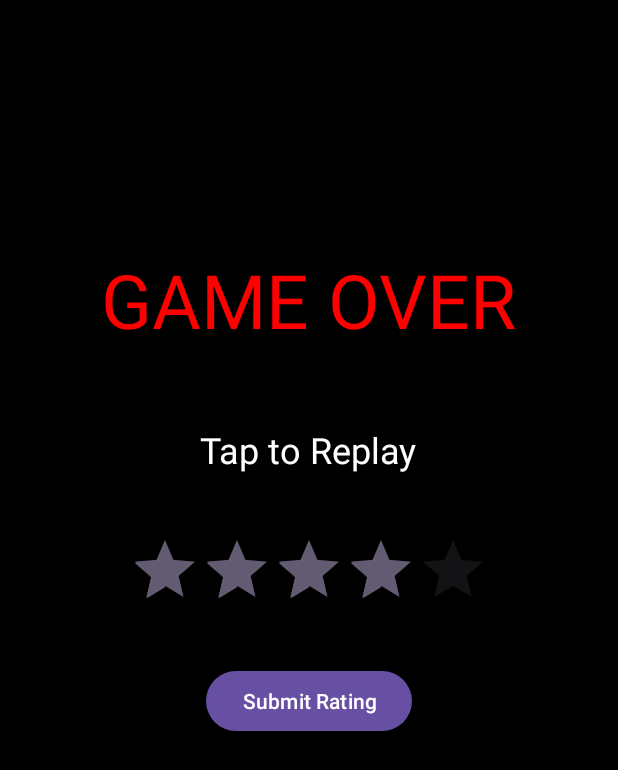
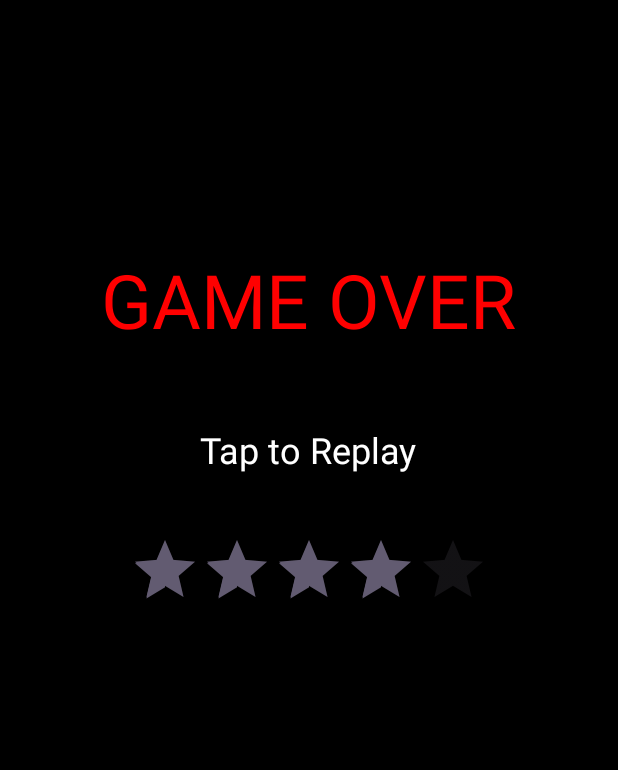
Before and after one commit to jbarney14/finalProjectAS, an Android app: the screen it shows after launch (GameOverActivity), on a phone screen of 412 x 824 dp. Shown: the top 770 px of the screen. Run offline under Robolectric (Android 15) with nearby library versions, the phone set to English and light mode, and no system bars; our stand-ins replace AdMob; 5 statements that could not run were skipped.

Commit message:
added listener to ratingbar

```diff
--- a/app/src/main/java/com/example/finalproject/GameOverActivity.kt
+++ b/app/src/main/java/com/example/finalproject/GameOverActivity.kt
@@ -37,7 +37,7 @@ class GameOverActivity : AppCompatActivity() {
 
         val tapText = findViewById<TextView>(R.id.tapToReplay)
         val ratingBar = findViewById<RatingBar>(R.id.ratingBar)
-        val submitButton = findViewById<Button>(R.id.submitButton)
+
         tapText.setOnClickListener {
             MainActivity.instance?.restartGame()
             finish()
@@ -45,9 +45,9 @@ class GameOverActivity : AppCompatActivity() {
 
         val rootLayout = findViewById<LinearLayout>(R.id.rootLayout)
 
-        submitButton.setOnClickListener {
-            val rating = ratingBar.rating.toInt()
-            val recipients = arrayOf("testmyapp@gmail.com")
+        ratingBar.setOnRatingBarChangeListener { _, rating, _ ->
+
+            val recipients = arrayOf("berzerkappteam@gmail.com")
 
             val emailIntent = Intent(Intent.ACTION_SEND)
             emailIntent.setType("text/plain")
@@ -57,8 +57,8 @@ class GameOverActivity : AppCompatActivity() {
 
             startActivity(Intent.createChooser(emailIntent, "Send Feedback Email"))
 
-            Snackbar.make(rootLayout, "Thank you! Rating submitted.", Snackbar.LENGTH_SHORT).show()
-            //ratingBar.isEnabled = false
+            Snackbar.make(rootLayout, "Thank you! You rated $rating stars.", Snackbar.LENGTH_SHORT).show()
+            ratingBar.isEnabled = false
             //submitButton.isEnabled = false
         }
 
--- a/app/src/main/res/layout/activity_game_over.xml
+++ b/app/src/main/res/layout/activity_game_over.xml
@@ -37,13 +37,6 @@
         android:isIndicator="false"
         android:layout_marginTop="40dp" />
 
-    <Button
-        android:id="@+id/submitButton"
-        android:layout_width="wrap_content"
-        android:layout_height="wrap_content"
-        android:text="Submit Rating"
-        android:layout_marginTop="30dp" />
-
 
     <View
         android:layout_width="match_parent"
```
